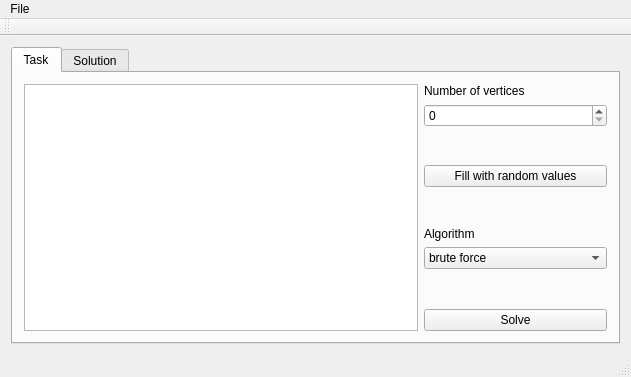
Before: the Qt Designer form mainwindow.ui in programmer04/EzTSPSolver, drawn with Qt 5.
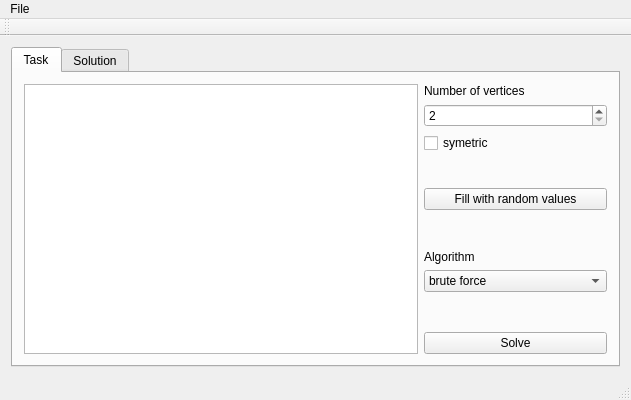
After: the same form once the commit is applied.

Commit message: Added symetric check box and symetric filling values in matrix.

What changed in the file:
```diff
--- a/mainwindow.ui
+++ b/mainwindow.ui
@@ -7,7 +7,7 @@
     <x>0</x>
     <y>0</y>
     <width>631</width>
-    <height>377</height>
+    <height>400</height>
    </rect>
   </property>
   <property name="windowTitle">
@@ -40,7 +40,7 @@
             </property>
            </widget>
           </item>
-          <item row="2" column="0">
+          <item row="3" column="0">
            <spacer name="verticalSpacer">
             <property name="orientation">
              <enum>Qt::Vertical</enum>
@@ -53,14 +53,14 @@
             </property>
            </spacer>
           </item>
-          <item row="3" column="0" colspan="2">
+          <item row="4" column="0" colspan="2">
            <widget class="QPushButton" name="pushButton_random">
             <property name="text">
              <string>Fill with random values</string>
             </property>
            </widget>
           </item>
-          <item row="4" column="0">
+          <item row="5" column="0">
            <spacer name="verticalSpacer_3">
             <property name="orientation">
              <enum>Qt::Vertical</enum>
@@ -73,14 +73,14 @@
             </property>
            </spacer>
           </item>
-          <item row="6" column="0">
+          <item row="7" column="0">
            <widget class="QLabel" name="description_2">
             <property name="text">
              <string>Algorithm</string>
             </property>
            </widget>
           </item>
-          <item row="7" column="0" colspan="2">
+          <item row="8" column="0" colspan="2">
            <widget class="QComboBox" name="comboBox_alghoritm">
             <item>
              <property name="text">
@@ -119,7 +119,7 @@
             </item>
            </widget>
           </item>
-          <item row="10" column="0">
+          <item row="11" column="0">
            <spacer name="verticalSpacer_2">
             <property name="orientation">
              <enum>Qt::Vertical</enum>
@@ -132,7 +132,7 @@
             </property>
            </spacer>
           </item>
-          <item row="11" column="0" colspan="2">
+          <item row="12" column="0" colspan="2">
            <widget class="QPushButton" name="pushButton_solve">
             <property name="text">
              <string>Solve</string>
@@ -140,7 +140,21 @@
            </widget>
           </item>
           <item row="1" column="0" colspan="2">
-           <widget class="QSpinBox" name="numOfVerticesSpinBox"/>
+           <widget class="QSpinBox" name="numOfVerticesSpinBox">
+            <property name="minimum">
+             <number>2</number>
+            </property>
+            <property name="maximum">
+             <number>3000</number>
+            </property>
+           </widget>
+          </item>
+          <item row="2" column="0">
+           <widget class="QCheckBox" name="symetricCheckBox">
+            <property name="text">
+             <string>symetric</string>
+            </property>
+           </widget>
           </item>
          </layout>
         </item>
```
Left out of the diff: 2 changed lines with no effect on the pictures. The commit also changes 2 other files.
